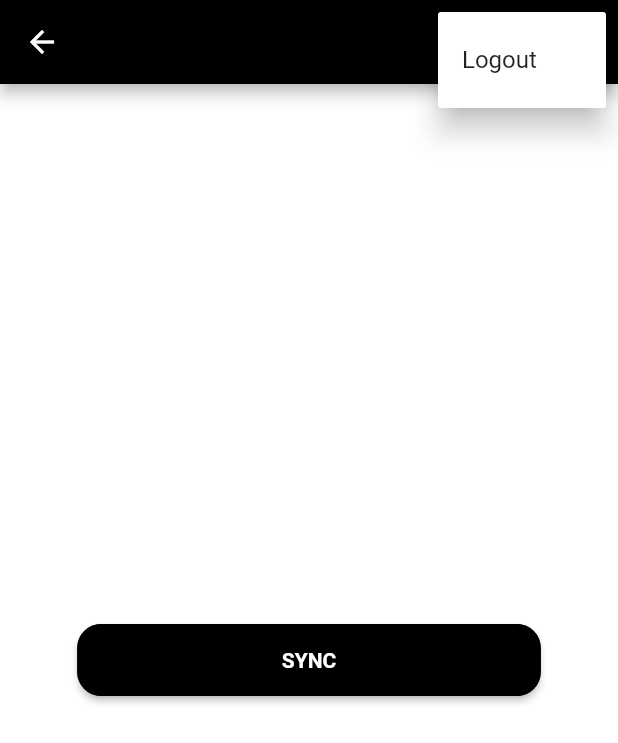
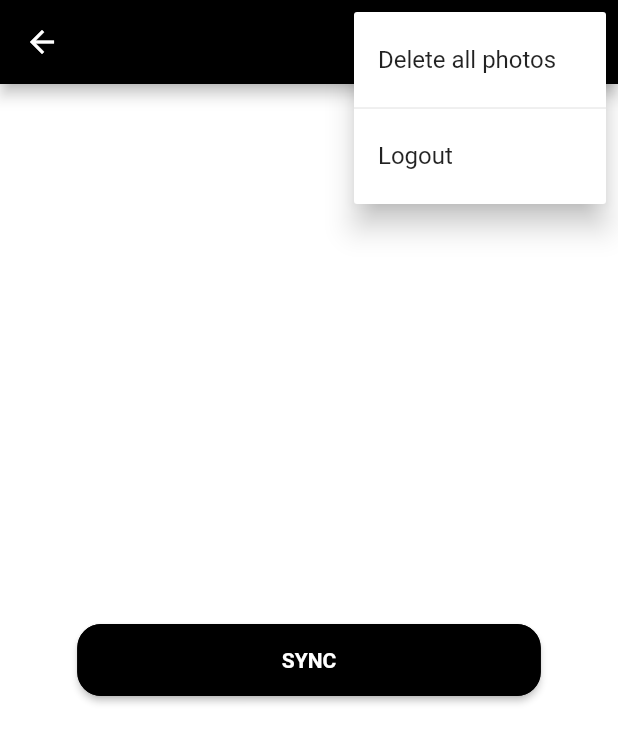
Before and after one commit to defuncart/photos_sync, a Flutter app: the HomeScreen screen opened by its route, after a tap on the "more vert" icon, on a phone screen of 412 x 824 dp. Shown: the top 743 px of the screen. Run offline on Flutter 3.47's test engine with Material 2 defaults, Android fonts, the phone set to English and light mode, and no system bars; our stand-ins replace cloud_firestore, file_picker, firebase_auth, firebase_storage, shared_preferences; accounts and stored records are empty.

Commit message:
Add functionality to remove all synced photos.

```diff
--- a/assets_dev/loca/loca.csv
+++ b/assets_dev/loca/loca.csv
@@ -11,6 +11,7 @@ singupScreenSecondaryButtonText;Signup Screen;Hast du schon ein Konto?;Already h
 loginScreenTitle;Login Screen;Einloggen;Login
 loginScreenMainButtonText;Login Screen;Fortfahren;Continue
 loginScreenSecondaryButtonText;Login Screen;Hast du noch nicht ein Konto?;Don't have an account?
+homeScreenDeleteAllButtonText;Home Screen;Alle Bilder löschen;Delete all photos
 homeScreenLogoutButtonText;Home Screen;Ausloggen;Logout
 homeScreenUploadingText;Home Screen;Uploading %completed$d/%total$d...;Uploading %completed$d/%total$d...
 errorPopupTitleText;Error popup;Ooops;Ooops
--- a/lib/i18n.dart
+++ b/lib/i18n.dart
@@ -35,6 +35,9 @@ class I18n {
 
   static String get loginScreenSecondaryButtonText =>
       _getText('loginScreenSecondaryButtonText');
+
+  static String get homeScreenDeleteAllButtonText =>
+      _getText('homeScreenDeleteAllButtonText');
 
   static String get homeScreenLogoutButtonText =>
       _getText('homeScreenLogoutButtonText');
@@ -74,6 +77,7 @@ class I18n {
     'loginScreenTitle': 'Einloggen',
     'loginScreenMainButtonText': 'Fortfahren',
     'loginScreenSecondaryButtonText': 'Hast du noch nicht ein Konto?',
+    'homeScreenDeleteAllButtonText': 'Alle Bilder löschen',
     'homeScreenLogoutButtonText': 'Ausloggen',
     'homeScreenUploadingText': 'Uploading %completed\$d/%total\$d...',
     'errorPopupTitleText': 'Ooops',
@@ -94,6 +98,7 @@ class I18n {
     'loginScreenTitle': 'Login',
     'loginScreenMainButtonText': 'Continue',
     'loginScreenSecondaryButtonText': 'Don\'t have an account?',
+    'homeScreenDeleteAllButtonText': 'Delete all photos',
     'homeScreenLogoutButtonText': 'Logout',
     'homeScreenUploadingText': 'Uploading %completed\$d/%total\$d...',
     'errorPopupTitleText': 'Ooops',
--- a/lib/widgets/home_screen/home_screen.dart
+++ b/lib/widgets/home_screen/home_screen.dart
@@ -13,6 +13,20 @@ import 'package:provider/provider.dart';
 class HomeScreen extends StatelessWidget {
   const HomeScreen({Key key}) : super(key: key);
 
+  static final _mapMenuItemCallback = <int, void Function(BuildContext)>{
+    0: (BuildContext context) async {
+      await context.read<IAuthService>().logout();
+      await UserPreferences.setUsername('');
+      Navigator.of(context).pushReplacementNamed(RouteNames.welcomeScreen);
+    },
+    1: (BuildContext context) async {
+      final photos = await context.read<IDatabaseService>().getPhotos(user: UserPreferences.getUsername());
+      for (final photo in photos) {
+        await context.read<ISyncService>().deleteFile(photo);
+      }
+    },
+  };
+
   @override
   Widget build(BuildContext context) {
     return Scaffold(
@@ -20,16 +34,17 @@ class HomeScreen extends StatelessWidget {
         actions: [
           PopupMenuButton<int>(
             icon: Icon(Icons.more_vert),
-            onSelected: (_) async {
-              await context.read<IAuthService>().logout();
-              await UserPreferences.setUsername('');
-              Navigator.of(context).pushReplacementNamed(RouteNames.welcomeScreen);
-            },
+            onSelected: (index) async => _mapMenuItemCallback[index](context),
             itemBuilder: (_) => [
+              PopupMenuItem(
+                value: 1,
+                child: Text(I18n.homeScreenDeleteAllButtonText),
+              ),
+              PopupMenuDivider(),
               PopupMenuItem(
                 value: 0,
                 child: Text(I18n.homeScreenLogoutButtonText),
-              )
+              ),
             ],
           ),
         ],
```
